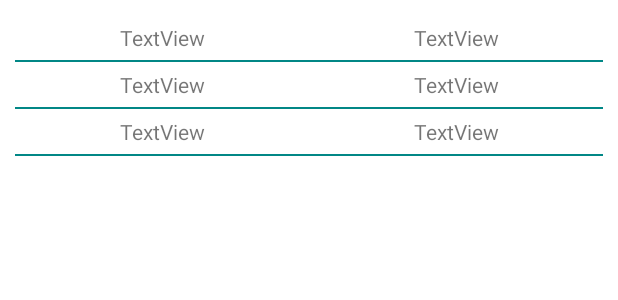
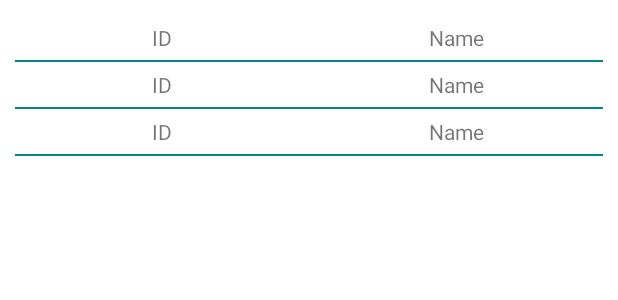
Before and after one commit to abhikk-github/RecyclerView, an Android app: the layout activity_main.xml on its own in the app's theme, with its tools: preview values and no code run, on a phone screen of 412 x 824 dp. Shown: the top 300 px of the screen. Run offline under Robolectric (Android 15) with nearby library versions, the phone set to English and light mode, and no system bars.

Commit message:
variable change

```diff
--- a/app/src/main/res/layout/recyclerview_row.xml
+++ b/app/src/main/res/layout/recyclerview_row.xml
@@ -17,7 +17,7 @@
            android:id="@+id/one_id"
            android:layout_width="match_parent"
            android:layout_height="wrap_content"
-           android:text="TextView" />
+           android:text="ID" />
 
        <TextView
            android:layout_weight="1"
@@ -26,7 +26,7 @@
            android:id="@+id/two_id"
            android:layout_width="match_parent"
            android:layout_height="wrap_content"
-           android:text="TextView" />
+           android:text="Name" />
    </LinearLayout>
 
     <View
```
